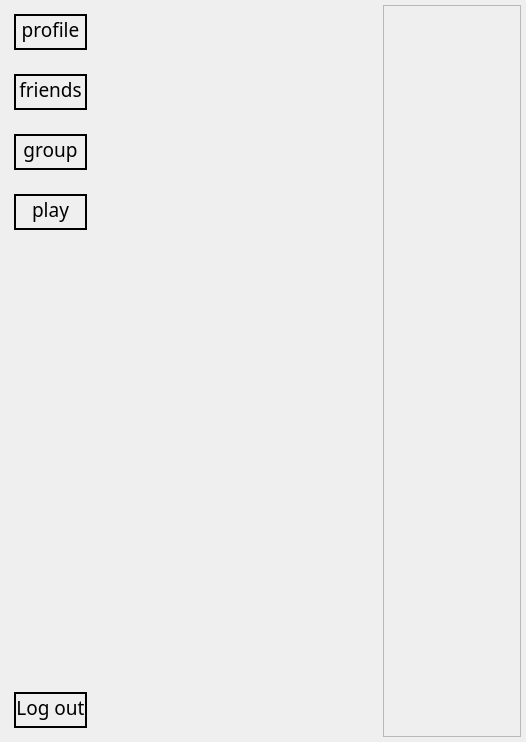
NetworkProgramming-20212-Group1/ChessMultiplayer, file nitin_venv/Chess-master/wui/mainwindow.ui: the form before one commit.
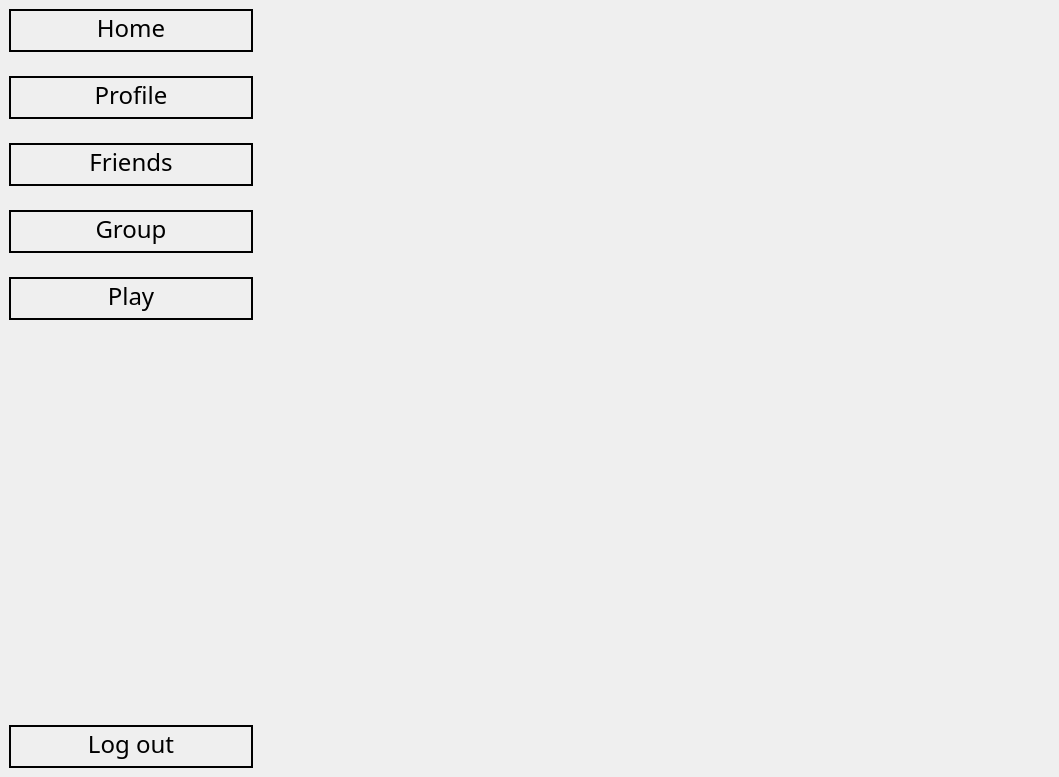
The form after the commit.

Diff of the .ui file:
```diff
--- a/nitin_venv/Chess-master/wui/mainwindow.ui
+++ b/nitin_venv/Chess-master/wui/mainwindow.ui
@@ -6,26 +6,26 @@
    <rect>
     <x>0</x>
     <y>0</y>
-    <width>526</width>
-    <height>742</height>
+    <width>1059</width>
+    <height>777</height>
    </rect>
   </property>
   <property name="windowTitle">
    <string>MainWindow</string>
   </property>
   <widget class="QWidget" name="centralwidget">
-   <layout class="QHBoxLayout" name="horizontalLayout_5" stretch="1,4,2">
+   <layout class="QHBoxLayout" name="horizontalLayout_5" stretch="1,2,1">
     <property name="leftMargin">
-     <number>5</number>
+     <number>0</number>
     </property>
     <property name="topMargin">
-     <number>5</number>
+     <number>0</number>
     </property>
     <property name="rightMargin">
-     <number>5</number>
+     <number>0</number>
     </property>
     <property name="bottomMargin">
-     <number>5</number>
+     <number>0</number>
     </property>
     <item>
      <widget class="QWidget" name="leftWidget" native="true">
@@ -42,6 +42,30 @@
        <property name="bottomMargin">
         <number>0</number>
        </property>
+       <item>
+        <widget class="QWidget" name="widget" native="true">
+         <layout class="QHBoxLayout" name="horizontalLayout_6">
+          <item>
+           <widget class="QPushButton" name="home_button">
+            <property name="font">
+             <font>
+              <family>Poor Richard</family>
+              <pointsize>18</pointsize>
+             </font>
+            </property>
+            <property name="styleSheet">
+             <string notr="true">border-radius : 100; 
+border : 2px solid black;
+padding-bottom: 5px</string>
+            </property>
+            <property name="text">
+             <string>Home</string>
+            </property>
+           </widget>
+          </item>
+         </layout>
+        </widget>
+       </item>
        <item>
         <widget class="QWidget" name="widget_3" native="true">
          <layout class="QHBoxLayout" name="horizontalLayout">
@@ -50,7 +74,7 @@
             <property name="font">
              <font>
               <family>Poor Richard</family>
-              <pointsize>14</pointsize>
+              <pointsize>18</pointsize>
              </font>
             </property>
             <property name="styleSheet">
@@ -59,7 +83,7 @@
 padding-bottom: 5px</string>
             </property>
             <property name="text">
-             <string>profile</string>
+             <string>Profile</string>
             </property>
            </widget>
           </item>
@@ -74,7 +98,7 @@
             <property name="font">
              <font>
               <family>Poor Richard</family>
-              <pointsize>14</pointsize>
+              <pointsize>18</pointsize>
              </font>
             </property>
             <property name="styleSheet">
@@ -83,7 +107,7 @@
 padding-bottom: 5px</string>
             </property>
             <property name="text">
-             <string>friends</string>
+             <string>Friends</string>
             </property>
            </widget>
           </item>
@@ -98,7 +122,7 @@
             <property name="font">
              <font>
               <family>Poor Richard</family>
-              <pointsize>14</pointsize>
+              <pointsize>18</pointsize>
              </font>
             </property>
             <property name="styleSheet">
@@ -107,7 +131,7 @@
 padding-bottom: 5px</string>
             </property>
             <property name="text">
-             <string>group</string>
+             <string>Group</string>
             </property>
            </widget>
           </item>
@@ -122,7 +146,7 @@
             <property name="font">
              <font>
               <family>Poor Richard</family>
-              <pointsize>14</pointsize>
+              <pointsize>18</pointsize>
              </font>
             </property>
             <property name="styleSheet">
@@ -131,7 +155,7 @@
 padding-bottom: 5px</string>
             </property>
             <property name="text">
-             <string>play</string>
+             <string>Play</string>
             </property>
            </widget>
           </item>
@@ -159,7 +183,7 @@
             <property name="font">
              <font>
               <family>Poor Richard</family>
-              <pointsize>14</pointsize>
+              <pointsize>18</pointsize>
              </font>
             </property>
             <property name="styleSheet">
@@ -181,8 +205,8 @@
     <item>
      <widget class="QStackedWidget" name="stackedWidget">
       <property name="sizePolicy">
-       <sizepolicy hsizetype="Expanding" vsizetype="Expanding">
-        <horstretch>0</horstretch>
+       <sizepolicy hsizetype="Ignored" vsizetype="Ignored">
+        <horstretch>2</horstretch>
         <verstretch>0</verstretch>
        </sizepolicy>
       </property>
@@ -193,19 +217,28 @@
     </item>
     <item>
      <widget class="QWidget" name="rightWidget" native="true">
-      <property name="minimumSize">
-       <size>
-        <width>86</width>
-        <height>732</height>
-       </size>
+      <property name="sizePolicy">
+       <sizepolicy hsizetype="Preferred" vsizetype="Preferred">
+        <horstretch>1</horstretch>
+        <verstretch>0</verstretch>
+       </sizepolicy>
       </property>
       <property name="font">
        <font>
         <family>Poor Richard</family>
-        <pointsize>14</pointsize>
+        <pointsize>18</pointsize>
        </font>
       </property>
-      <layout class="QVBoxLayout" name="verticalLayout_3">
+      <property name="focusPolicy">
+       <enum>Qt::NoFocus</enum>
+      </property>
+      <property name="accessibleDescription">
+       <string extracomment=".AppleSystemUIFont,13,-1,5,400,0,0,0,0,0,0,0,0,0,0,1"/>
+      </property>
+      <property name="layoutDirection">
+       <enum>Qt::LeftToRight</enum>
+      </property>
+      <layout class="QHBoxLayout" name="horizontalLayout_8">
        <property name="spacing">
         <number>-1</number>
        </property>
@@ -224,11 +257,17 @@
        <item>
         <widget class="QScrollArea" name="scrollArea">
          <property name="sizePolicy">
-          <sizepolicy hsizetype="Preferred" vsizetype="Preferred">
-           <horstretch>0</horstretch>
+          <sizepolicy hsizetype="Expanding" vsizetype="Expanding">
+           <horstretch>1</horstretch>
            <verstretch>0</verstretch>
           </sizepolicy>
          </property>
+         <property name="font">
+          <font>
+           <family>Poor Richard</family>
+           <pointsize>18</pointsize>
+          </font>
+         </property>
          <property name="focusPolicy">
           <enum>Qt::StrongFocus</enum>
          </property>
@@ -236,33 +275,49 @@
           <enum>Qt::DefaultContextMenu</enum>
          </property>
          <property name="frameShape">
-          <enum>QFrame::StyledPanel</enum>
+          <enum>QFrame::NoFrame</enum>
          </property>
          <property name="frameShadow">
           <enum>QFrame::Plain</enum>
          </property>
-         <property name="lineWidth">
-          <number>10</number>
-         </property>
-         <property name="midLineWidth">
-          <number>10</number>
-         </property>
          <property name="widgetResizable">
           <bool>true</bool>
          </property>
          <property name="alignment">
-          <set>Qt::AlignCenter</set>
+          <set>Qt::AlignHCenter|Qt::AlignTop</set>
          </property>
          <widget class="QWidget" name="scrollAreaWidgetContents">
           <property name="geometry">
            <rect>
             <x>0</x>
             <y>0</y>
-            <width>140</width>
-            <height>730</height>
+            <width>260</width>
+            <height>777</height>
            </rect>
           </property>
-          <layout class="QGridLayout" name="gridLayout_2"/>
+          <property name="sizePolicy">
+           <sizepolicy hsizetype="Preferred" vsizetype="Preferred">
+            <horstretch>1</horstretch>
+            <verstretch>0</verstretch>
+           </sizepolicy>
+          </property>
+          <layout class="QHBoxLayout" name="horizontalLayout_7">
+           <property name="leftMargin">
+            <number>0</number>
+           </property>
+           <property name="topMargin">
+            <number>0</number>
+           </property>
+           <property name="rightMargin">
+            <number>0</number>
+           </property>
+           <property name="bottomMargin">
+            <number>0</number>
+           </property>
+           <item>
+            <layout class="QVBoxLayout" name="verticalLayout_3"/>
+           </item>
+          </layout>
          </widget>
         </widget>
        </item>
```
Left out of the diff: 4 changed lines with no effect on the pictures.
